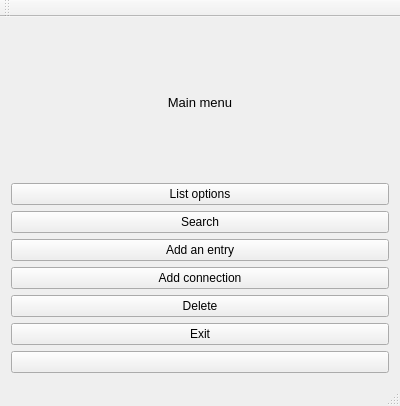
Above: VLNvika3/mainwindow.ui from Gylfian/VLN-vika-3 before the change. Below: the same form after it.
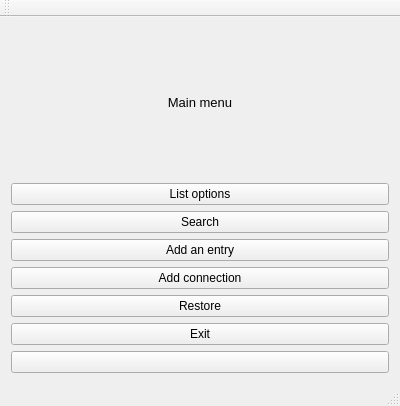
That is the form after the change. Icons and pictures are not drawn.

Commit message: restore base

Patch:
```diff
--- a/VLNvika3/mainwindow.ui
+++ b/VLNvika3/mainwindow.ui
@@ -59,7 +59,7 @@
     <item>
      <widget class="QPushButton" name="pushButtonDelete">
       <property name="text">
-       <string>Delete</string>
+       <string>Restore</string>
       </property>
      </widget>
     </item>
```
Left out of the diff: 4 changed lines with no effect on the pictures. The commit also changes 10 other files.
